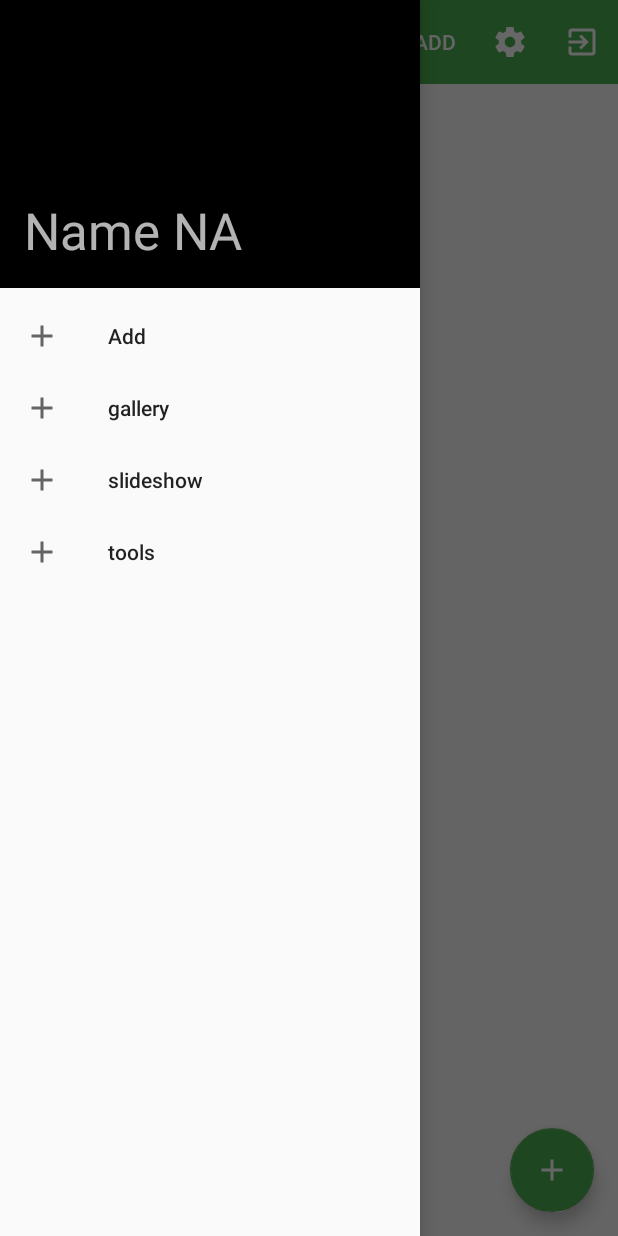
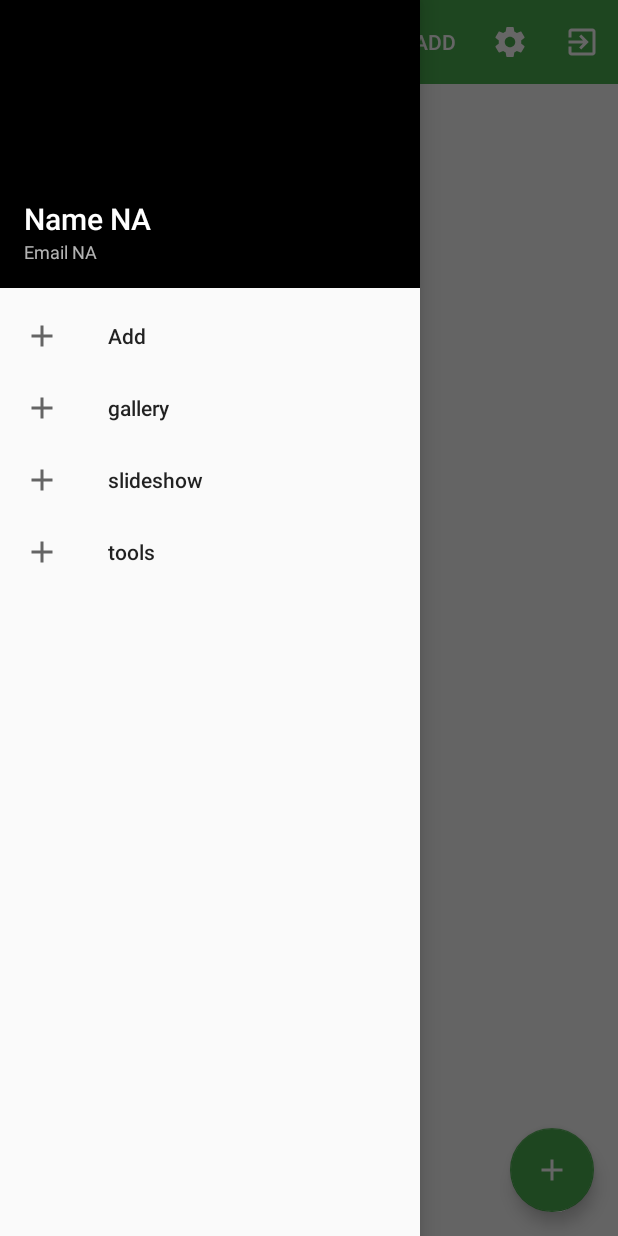
Before and after one commit to lukehalley/hillfort, an Android app: the HillfortListActivity screen opened directly, with no data from a screen before it, with the side drawer open, on a phone screen of 412 x 824 dp. Run offline under Robolectric (Android 15) with nearby library versions, the phone set to English and light mode, and no system bars.

Commit message:
Added email and redesigned header

```diff
--- a/Hillfort/src/main/java/org/wit/hillfort/activities/HillfortListActivity.kt
+++ b/Hillfort/src/main/java/org/wit/hillfort/activities/HillfortListActivity.kt
@@ -77,10 +77,12 @@ class HillfortListActivity : AppCompatActivity(), HillfortListener, AnkoLogger {
     fun showHillforts(hillforts: List<HillfortModel>) {
         val mypreference = HillfortSharedPreferences(this)
         val userName = mypreference.getCurrentUserName()
+        val userEmail = mypreference.getCurrentUserEmail()
         val parentView = nav_view.getHeaderView(0)
-        val navHeaderText = parentView.findViewById(R.id.current_user_nav_header) as TextView
-        toast(userName)
-        navHeaderText.text = userName
+        val navHeaderUser = parentView.findViewById(R.id.current_user_nav_header) as TextView
+        val navHeaderEmail = parentView.findViewById(R.id.current_email_nav_header) as TextView
+        navHeaderUser.text = userName
+        navHeaderEmail.text = userEmail
         mypreference.setCurrentHillfortCount(hillforts.size)
         var visCounted = 0
         hillforts.forEach {
--- a/Hillfort/src/main/res/layout/nav_header.xml
+++ b/Hillfort/src/main/res/layout/nav_header.xml
@@ -12,6 +12,12 @@
         android:id="@+id/current_user_nav_header"
         android:layout_width="match_parent"
         android:layout_height="wrap_content"
-        android:textAppearance="@style/TextAppearance.AppCompat.Display1"/>
+        android:textAppearance="@style/TextAppearance.AppCompat.Title"/>
+
+    <TextView
+        android:id="@+id/current_email_nav_header"
+        android:layout_width="match_parent"
+        android:layout_height="wrap_content"
+        android:textAppearance="@style/TextAppearance.AppCompat.Caption"/>
 
 </LinearLayout>
```
